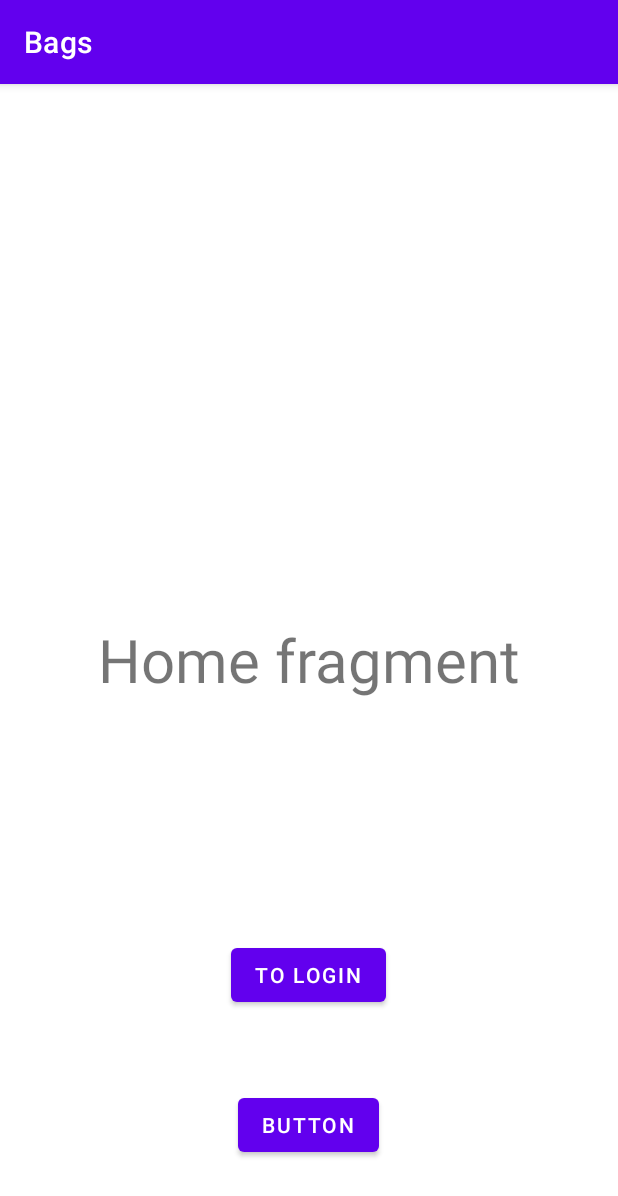
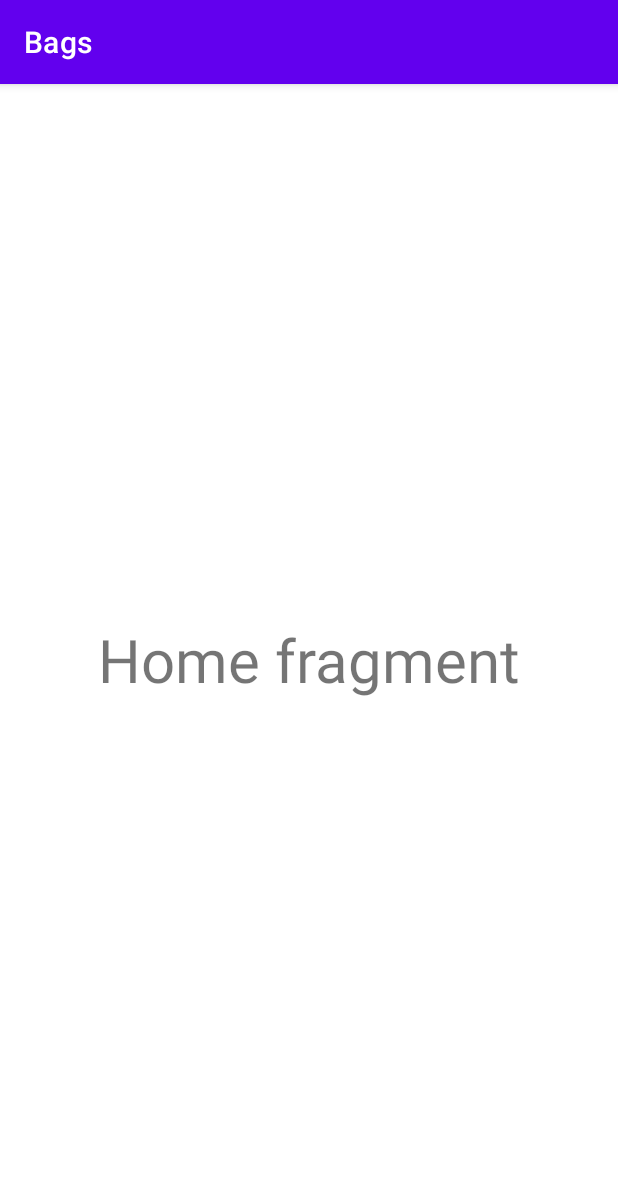
Before and after one commit to engamrdiab52/Ecommerce, an Android app: the fragment HomeFragment shown on its own in the app's theme, on a phone screen of 412 x 824 dp. Shown: the top 1196 px of the screen. Run offline under Robolectric (Android 15) with nearby library versions, the phone set to English and light mode, and no system bars; our stand-ins replace data binding; 1 statement that could not run was skipped.

Commit message:
remove unused buttons

```diff
--- a/app/src/main/java/com/example/bags/presentation/home/HomeFragment.kt
+++ b/app/src/main/java/com/example/bags/presentation/home/HomeFragment.kt
@@ -25,12 +25,6 @@ class HomeFragment : Fragment() {
         if (! preferenceHelper.getUserLoggedIn()){
             findNavController().navigate(R.id.action_global_nested_graph_login)
         }
-        binding.button.setOnClickListener {
-            findNavController().navigate(R.id.action_homeFragment_to_detailsFragment)
-        }
-        binding.btnToLogin.setOnClickListener {
-            findNavController().navigate(R.id.action_global_nested_graph_login)
-        }
         preferenceHelper = PreferenceManager(requireActivity().applicationContext)
       /*  preferenceHelper.setUserLoggedIn(false)
         if ( preferenceHelper.getUserLoggedIn()){
--- a/app/src/main/res/layout/fragment_home.xml
+++ b/app/src/main/res/layout/fragment_home.xml
@@ -18,22 +18,5 @@
             android:text="Home fragment"
             android:textSize="40sp"
             android:layout_gravity="center_horizontal|center_vertical" />
-
-        <Button
-            android:id="@+id/button"
-            android:layout_width="wrap_content"
-            android:layout_height="wrap_content"
-            android:layout_gravity="center_horizontal|bottom"
-            android:layout_marginBottom="50dp"
-            android:text="Button" />
-
-        <Button
-            android:id="@+id/btn_to_login"
-            android:layout_width="wrap_content"
-            android:layout_height="wrap_content"
-            android:layout_gravity="center_horizontal|bottom"
-            android:layout_marginBottom="150dp"
-            android:text="TO LOGIN" />
-
     </FrameLayout>
 </layout>
```
